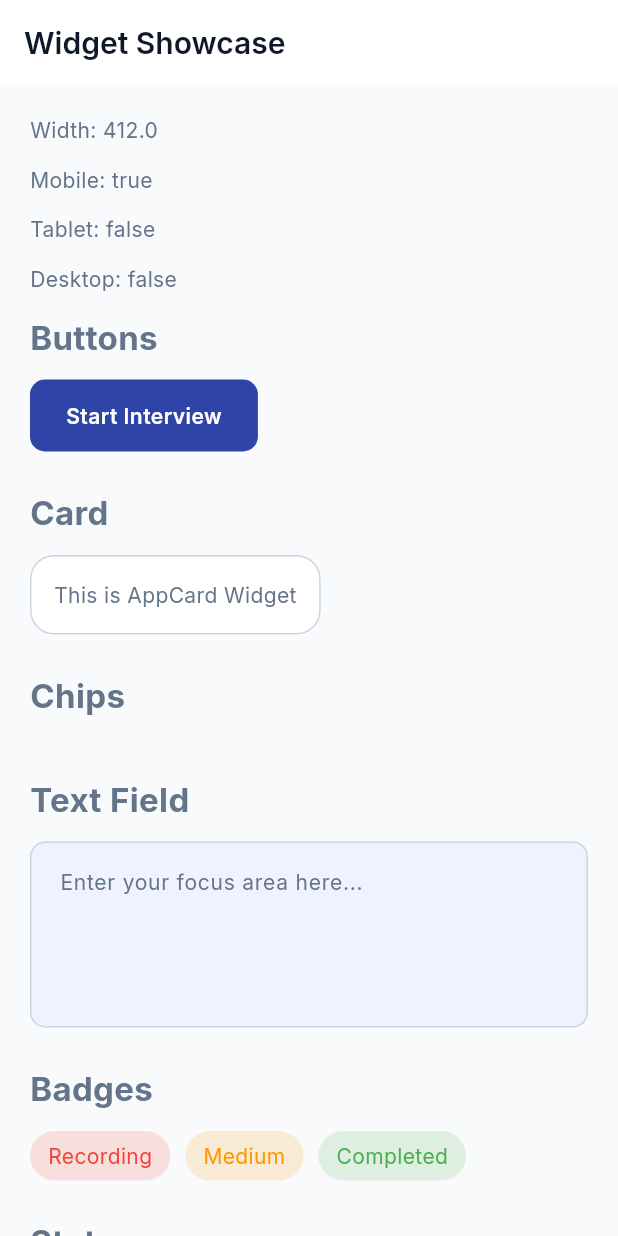
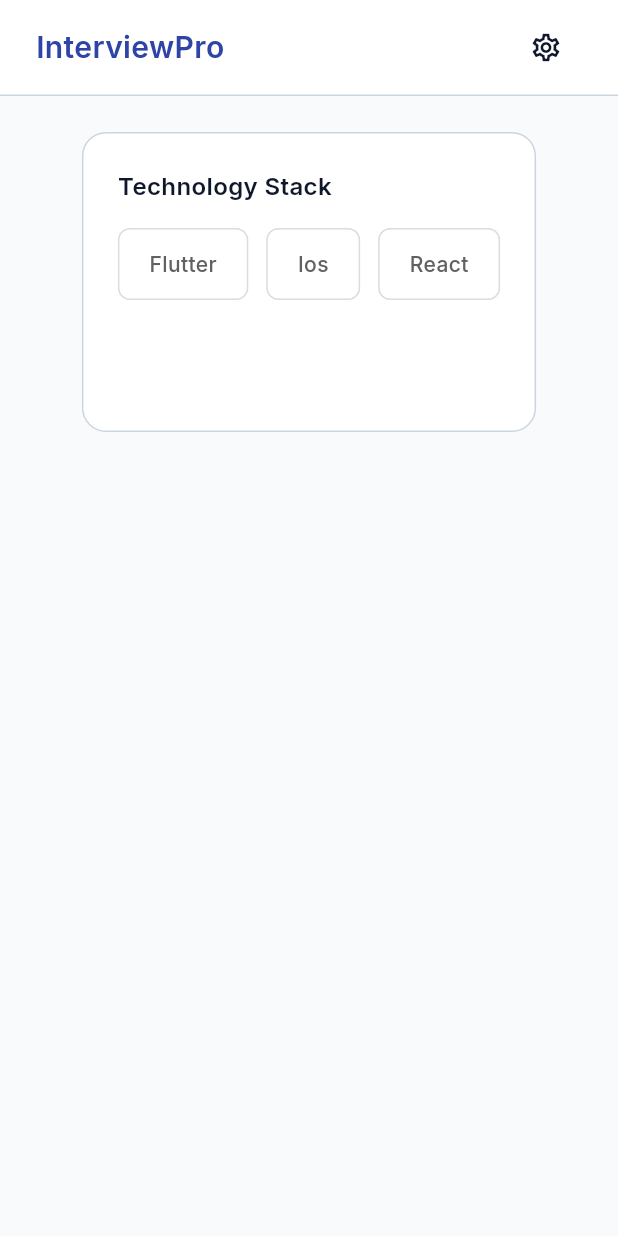
Before and after one commit to sumitsg/interview_preperation_buddy, a Flutter app: the screen it shows after launch, on a phone screen of 412 x 824 dp. Run offline on Flutter 3.47's test engine with Material 3 defaults, Android fonts, the phone set to English and light mode, and no system bars; our stand-ins replace flutter_tts, google_fonts, lottie, speech_to_text.

Commit message:
interview setup page UI in progress

```diff
--- a/lib/app/startup/app.dart
+++ b/lib/app/startup/app.dart
@@ -2,6 +2,7 @@ import 'package:flutter/material.dart';
 import 'package:interview_preperation_buddy/app/startup/sample.dart';
 import 'package:interview_preperation_buddy/app/startup/splash/splash_screens.dart';
 import 'package:interview_preperation_buddy/app/themes/app_theme.dart';
+import 'package:interview_preperation_buddy/feature/interview/screens/pages/interview_setup_page.dart';
 
 class MyApp extends StatelessWidget {
   const MyApp({super.key});
@@ -9,6 +10,6 @@ class MyApp extends StatelessWidget {
   // This widget is the root of your application.
   @override
   Widget build(BuildContext context) {
-    return MaterialApp(title: 'Flutter Demo', theme: AppTheme.lightTheme, home: const SamplePage());
+    return MaterialApp(title: 'Flutter Demo', theme: AppTheme.lightTheme, home: const InterviewSetupPage());
   }
 }
--- a/lib/app/themes/app_text_style.dart
+++ b/lib/app/themes/app_text_style.dart
@@ -58,4 +58,7 @@ class AppTextStyles {
   // Button
   static TextStyle get button =>
       GoogleFonts.inter(fontSize: 14, fontWeight: FontWeight.w600, color: AppColors.textOnPrimary, letterSpacing: 0.3);
+
+  static TextStyle get sectionTitle =>
+      GoogleFonts.inter(fontSize: 16, fontWeight: FontWeight.w600, color: AppColors.textPrimary, height: 1.5);
 }
--- /dev/null
+++ b/lib/feature/interview/screens/pages/interview_setup_page.dart
@@ -0,0 +1,49 @@
+import 'package:flutter/material.dart';
+import 'package:interview_preperation_buddy/feature/interview/screens/widgets/interview_setup_header.dart';
+import 'package:interview_preperation_buddy/feature/interview/screens/widgets/technology_section.dart';
+import 'package:interview_preperation_buddy/shared/widgets/responsive_container.dart';
+
+class InterviewSetupPage extends StatelessWidget {
+  const InterviewSetupPage({super.key});
+
+  @override
+  Widget build(BuildContext context) {
+    return Scaffold(
+      body: SafeArea(
+        child: Column(
+          children: [
+            const InterviewSetupHeader(),
+
+            Expanded(
+              child: SingleChildScrollView(
+                child: Column(
+                  children: [
+                    ResponsiveContainer(
+                      child: Column(
+                        children: [
+                          TechnologySection(
+                            onTechnologySelected: (value) {},
+                            selectedTechnology: "Futter",
+                            technologies: ["Flutter", "Ios", "React"],
+                          ),
+                          SizedBox(height: 32),
+
+                          // ExperienceSection(),
+                          SizedBox(height: 32),
+
+                          // FocusAreaSection(),
+                        ],
+                      ),
+                    ),
+                  ],
+                ),
+              ),
+            ),
+
+            // const StartInterviewButton(),
+          ],
+        ),
+      ),
+    );
+  }
+}
--- /dev/null
+++ b/lib/feature/interview/screens/widgets/interview_setup_header.dart
@@ -0,0 +1,33 @@
+import 'package:flutter/material.dart';
+import 'package:interview_preperation_buddy/app/themes/app_colors.dart';
+import 'package:interview_preperation_buddy/app/themes/app_text_style.dart';
+
+class InterviewSetupHeader extends StatelessWidget {
+  const InterviewSetupHeader({super.key});
+
+  @override
+  Widget build(BuildContext context) {
+    final isMobile = MediaQuery.sizeOf(context).width < 600;
+
+    return Container(
+      height: 64,
+      padding: const EdgeInsets.symmetric(horizontal: 24),
+      decoration: const BoxDecoration(
+        color: AppColors.surface,
+        border: Border(bottom: BorderSide(color: AppColors.neutralLight)),
+      ),
+      child: Row(
+        children: [
+          Text('InterviewPro', style: AppTextStyles.headline3.copyWith(color: AppColors.primary)),
+
+          const Spacer(),
+
+          if (isMobile)
+            IconButton(onPressed: () {}, icon: const Icon(Icons.settings_outlined))
+          else
+            TextButton.icon(onPressed: () {}, icon: const Icon(Icons.logout_outlined), label: const Text('Exit')),
+        ],
+      ),
+    );
+  }
+}
--- /dev/null
+++ b/lib/feature/interview/screens/widgets/technology_section.dart
@@ -0,0 +1,40 @@
+import 'package:flutter/material.dart';
+import 'package:interview_preperation_buddy/app/themes/app_text_style.dart';
+import 'package:interview_preperation_buddy/shared/widgets/app_chip.dart';
+
+class TechnologySection extends StatelessWidget {
+  const TechnologySection({
+    super.key,
+    required this.selectedTechnology,
+    required this.technologies,
+    required this.onTechnologySelected,
+  });
+
+  final String? selectedTechnology;
+  final List<String> technologies;
+  final ValueChanged<String> onTechnologySelected;
+
+  @override
+  Widget build(BuildContext context) {
+    return Column(
+      crossAxisAlignment: CrossAxisAlignment.start,
+      children: [
+        Text('Technology Stack', style: AppTextStyles.sectionTitle),
+
+        const SizedBox(height: 16),
+
+        Wrap(
+          spacing: 12,
+          runSpacing: 12,
+          children: technologies.map((technology) {
+            return AppSelectableChip(
+              title: technology,
+              isSelected: selectedTechnology == technology,
+              onTap: () => onTechnologySelected(technology),
+            );
+          }).toList(),
+        ),
+      ],
+    );
+  }
+}
--- /dev/null
+++ b/lib/shared/widgets/responsive_container.dart
@@ -0,0 +1,24 @@
+import 'package:flutter/material.dart';
+
+class ResponsiveContainer extends StatelessWidget {
+  const ResponsiveContainer({super.key, required this.child});
+
+  final Widget child;
+
+  @override
+  Widget build(BuildContext context) {
+    final width = MediaQuery.sizeOf(context).width;
+
+    return Center(
+      child: ConstrainedBox(
+        constraints: BoxConstraints(maxWidth: width > 900 ? 700 : 500),
+        child: Padding(
+          padding: const EdgeInsets.all(24),
+          child: Card(
+            child: Padding(padding: const EdgeInsets.all(24), child: child),
+          ),
+        ),
+      ),
+    );
+  }
+}
```
